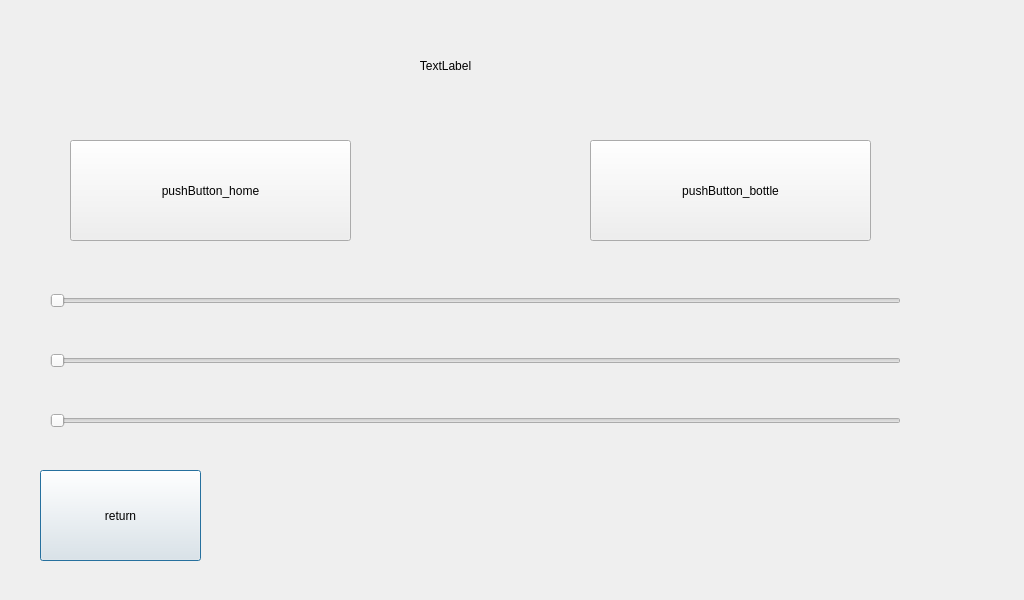
Qt form ui/MaintenanceMenu.ui (BenjaminMoff/MixUS) before a commit.
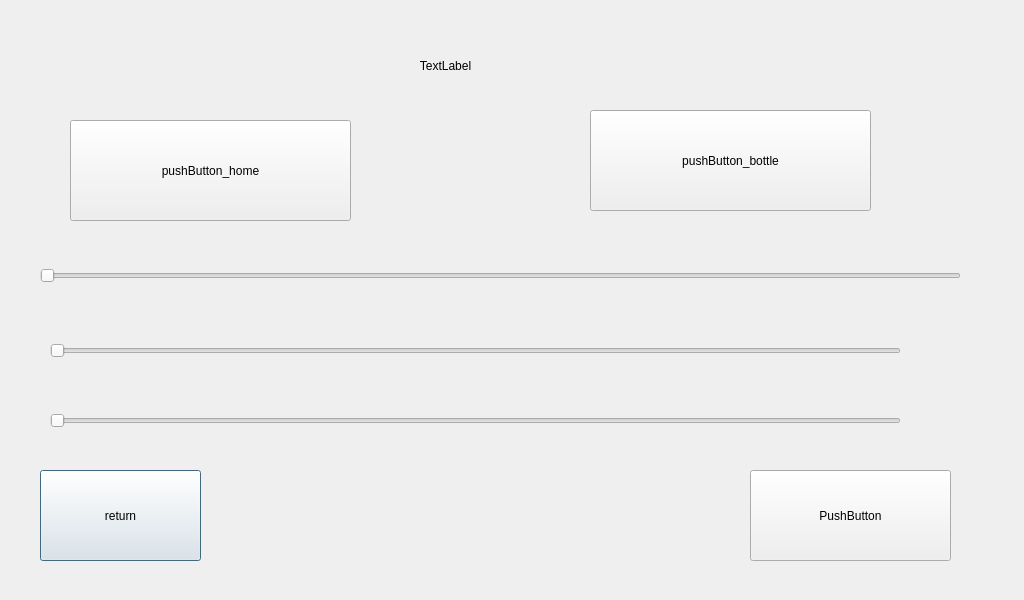
The same form after that commit.

Commit message:
MaintenanceMenu and DrinkOption Menu Aesthetic
Did the maintenanceMenu aesthetic and part of the DrinkOptionMenu.

Diff of the .ui file:
```diff
--- a/ui/MaintenanceMenu.ui
+++ b/ui/MaintenanceMenu.ui
@@ -29,21 +29,27 @@
   <widget class="QSlider" name="horizontalSlider">
    <property name="geometry">
     <rect>
-     <x>50</x>
-     <y>280</y>
-     <width>851</width>
-     <height>41</height>
+     <x>40</x>
+     <y>250</y>
+     <width>921</width>
+     <height>51</height>
     </rect>
    </property>
    <property name="orientation">
     <enum>Qt::Horizontal</enum>
    </property>
+   <property name="invertedAppearance">
+    <bool>false</bool>
+   </property>
+   <property name="invertedControls">
+    <bool>false</bool>
+   </property>
   </widget>
   <widget class="QSlider" name="horizontalSlider_2">
    <property name="geometry">
     <rect>
      <x>50</x>
-     <y>340</y>
+     <y>330</y>
      <width>851</width>
      <height>41</height>
     </rect>
@@ -85,7 +91,7 @@
    <property name="geometry">
     <rect>
      <x>70</x>
-     <y>140</y>
+     <y>120</y>
      <width>281</width>
      <height>101</height>
     </rect>
@@ -98,7 +104,7 @@
    <property name="geometry">
     <rect>
      <x>590</x>
-     <y>140</y>
+     <y>110</y>
      <width>281</width>
      <height>101</height>
     </rect>
@@ -107,6 +113,41 @@
     <string>pushButton_bottle</string>
    </property>
   </widget>
+  <widget class="QLabel" name="label_bottom_screen">
+   <property name="geometry">
+    <rect>
+     <x>380</x>
+     <y>480</y>
+     <width>501</width>
+     <height>91</height>
+    </rect>
+   </property>
+   <property name="text">
+    <string/>
+   </property>
+  </widget>
+  <widget class="QPushButton" name="pushButton_send">
+   <property name="geometry">
+    <rect>
+     <x>750</x>
+     <y>470</y>
+     <width>201</width>
+     <height>91</height>
+    </rect>
+   </property>
+   <property name="text">
+    <string>PushButton</string>
+   </property>
+  </widget>
+  <zorder>label_bottom_screen</zorder>
+  <zorder>pushButton_return</zorder>
+  <zorder>Slider_x</zorder>
+  <zorder>Slider_y</zorder>
+  <zorder>Slider_z</zorder>
+  <zorder>label_Title</zorder>
+  <zorder>pushButton_home</zorder>
+  <zorder>pushButton_bottle</zorder>
+  <zorder>pushButton_send</zorder>
  </widget>
  <resources/>
  <connections/>
```
Left out of the diff: 8 changed lines with no effect on the pictures. The commit also changes 3 other files.
